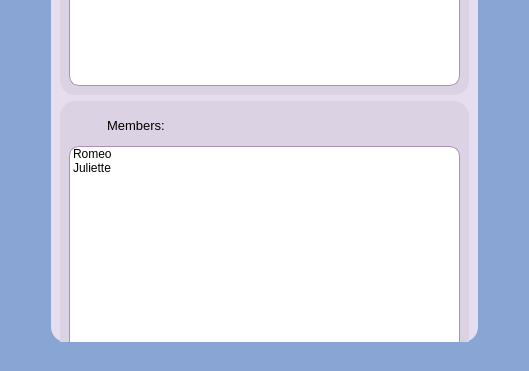
First picture: the form in messenger/chatinfo.ui, repository ita-social-projects/HTTP_Messenger_Client, before the edit; both pictures show x 0 to 529 and y 289 to 660 of the 529 by 660 pixel window.
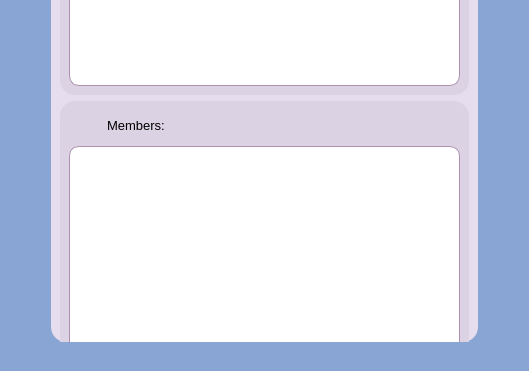
Second picture: the form after the edit. Icons and pictures are not drawn.

```diff
--- a/messenger/chatinfo.ui
+++ b/messenger/chatinfo.ui
@@ -618,16 +618,6 @@
 border-width: 1px;
 border-color: rgb(174, 143, 177);</string>
            </property>
-           <item>
-            <property name="text">
-             <string>Romeo</string>
-            </property>
-           </item>
-           <item>
-            <property name="text">
-             <string>Juliette</string>
-            </property>
-           </item>
           </widget>
          </item>
         </layout>
```
